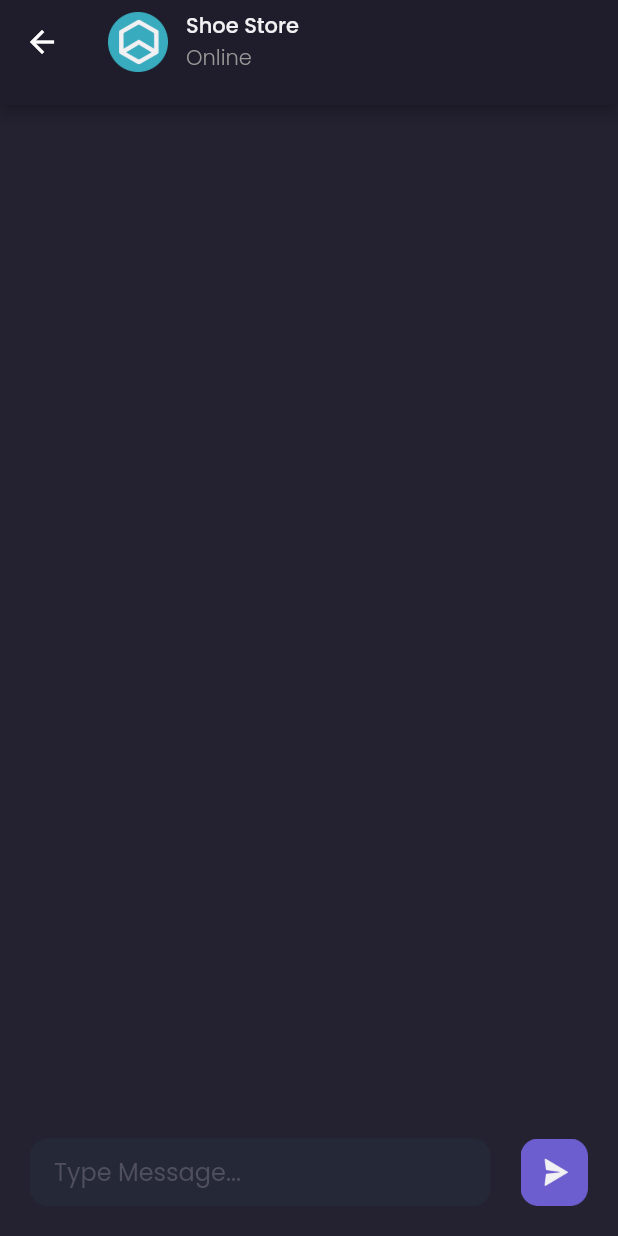
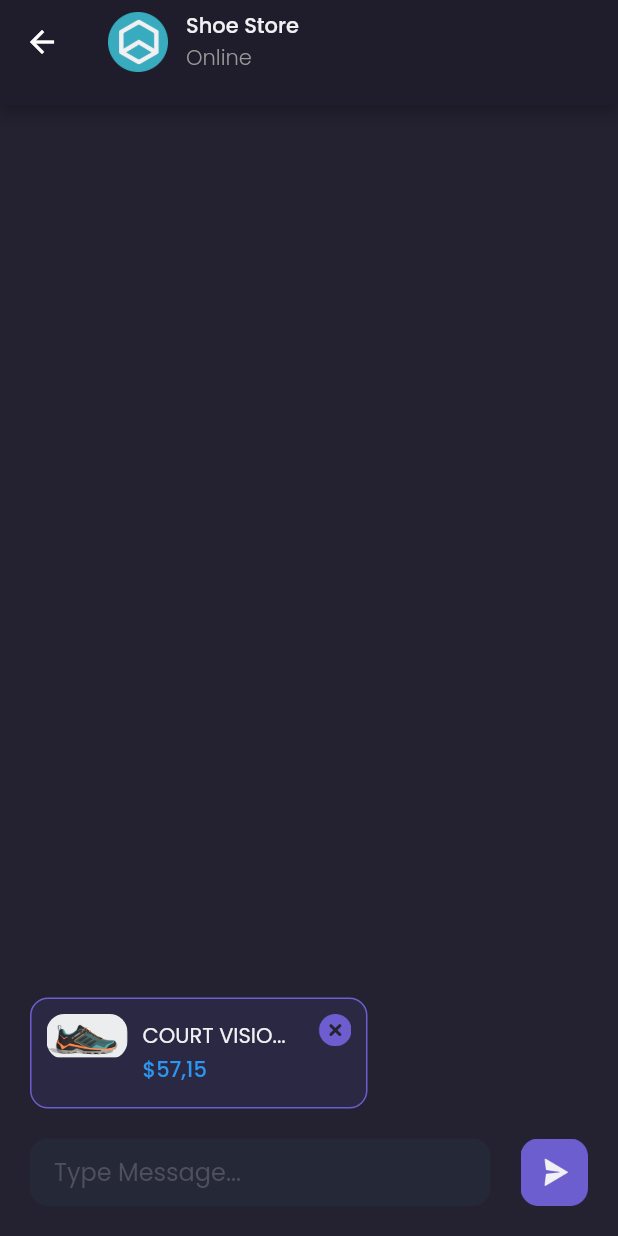
Before and after one commit to jeffriagustiar/fe_shamo, a Flutter app: the DetailChatPage screen opened by its route, on a phone screen of 412 x 824 dp. Run offline on Flutter 3.47's test engine with Material 2 defaults, Android fonts, the phone set to English and light mode, and no system bars; our stand-ins replace google_fonts.

Commit message:
21 Chat Page Input 2 UI

```diff
--- a/lib/pages/detail_chat_page.dart
+++ b/lib/pages/detail_chat_page.dart
@@ -43,10 +43,67 @@ class DetailChatPage extends StatelessWidget {
         );
     }
 
+    Widget productPriview(){
+      return Container(
+        height: 74,
+        width: 225,
+        margin:  EdgeInsets.only(bottom: 20),
+        padding: EdgeInsets.all(10),
+        decoration: BoxDecoration(
+          color: backgroundColor5,
+          borderRadius: BorderRadius.circular(12),
+          border: Border.all(
+            color: primaryColor
+          )
+        ),
+
+        child: Row(
+          crossAxisAlignment: CrossAxisAlignment.start,
+          children: [
+            ClipRRect(
+              borderRadius: BorderRadius.circular(12),
+              child: Image.asset('assets/sepatu1bg.png',width: 54,)
+            ),
+            SizedBox(width: 10,),
+            Expanded(
+              child: Column(
+                crossAxisAlignment: CrossAxisAlignment.start,
+                mainAxisAlignment: MainAxisAlignment.center,
+                children: [
+                  Text(
+                    'COURT VISIO...',
+                    style: primaryTextStyle,
+                    overflow: TextOverflow.ellipsis,
+                  ),
+                  SizedBox(height: 2,),
+                  Text(
+                    '\$57,15',
+                    style: priceTextStyle.copyWith(
+                      fontWeight: medium
+                    ),
+                  ),
+                ],
+              ),
+            ),
+            Image.asset('assets/x_btn.png',width: 22,)
+          ],
+        ),
+
+      );
+    }
+
     Widget chatInput(){
       return Container(
         margin: EdgeInsets.all(20),
-        child: Row(
+
+        child: Column(
+          mainAxisSize: MainAxisSize.min,
+          crossAxisAlignment: CrossAxisAlignment.start,
+          children: [
+
+            productPriview(),
+
+            Row(
               children: [
                 Expanded(
                   child: Container(
@@ -75,6 +132,9 @@ class DetailChatPage extends StatelessWidget {
 
               ],
             ),
+
+          ],
+        ),
       );
     }
 
--- a/lib/theme.dart
+++ b/lib/theme.dart
@@ -10,6 +10,7 @@ Color backgroundColor1 = Color(0xff1F1D2B);
 Color backgroundColor2 = Color(0xff2B2937);
 Color backgroundColor3 = Color(0xff242231);
 Color backgroundColor4 = Color(0xff252836);
+Color backgroundColor5 = Color(0xff2B2844);
 
 Color primaryTextColor = Color(0xffF1F0F2);
 Color secondTextColor = Color(0xff999999);
```
Also changed, not shown: assets/x_btn.png (added). Lines whose indentation alone changed are shown as unchanged.
